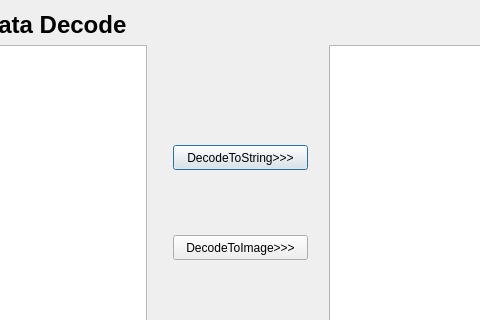
Before: the Qt Designer form base64dataviewdialog.ui in supermoonie/SuperBrowser, drawn with Qt 5; both pictures show x 114 to 594 and y 0 to 320 of the 704 by 456 pixel window.
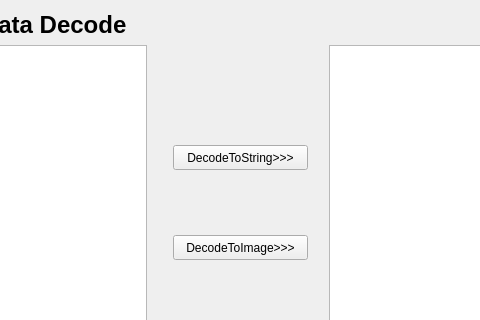
After: the same form once the commit is applied.

The edit to the form file:
```diff
--- a/base64dataviewdialog.ui
+++ b/base64dataviewdialog.ui
@@ -58,6 +58,9 @@
       <property name="text">
        <string>DecodeToString&gt;&gt;&gt;</string>
       </property>
+      <property name="autoDefault">
+       <bool>false</bool>
+      </property>
      </widget>
      <widget class="QPushButton" name="decodeToImgButton">
       <property name="geometry">
@@ -71,6 +74,9 @@
       <property name="text">
        <string>DecodeToImage&gt;&gt;&gt;</string>
       </property>
+      <property name="autoDefault">
+       <bool>false</bool>
+      </property>
      </widget>
     </widget>
    </item>
```
